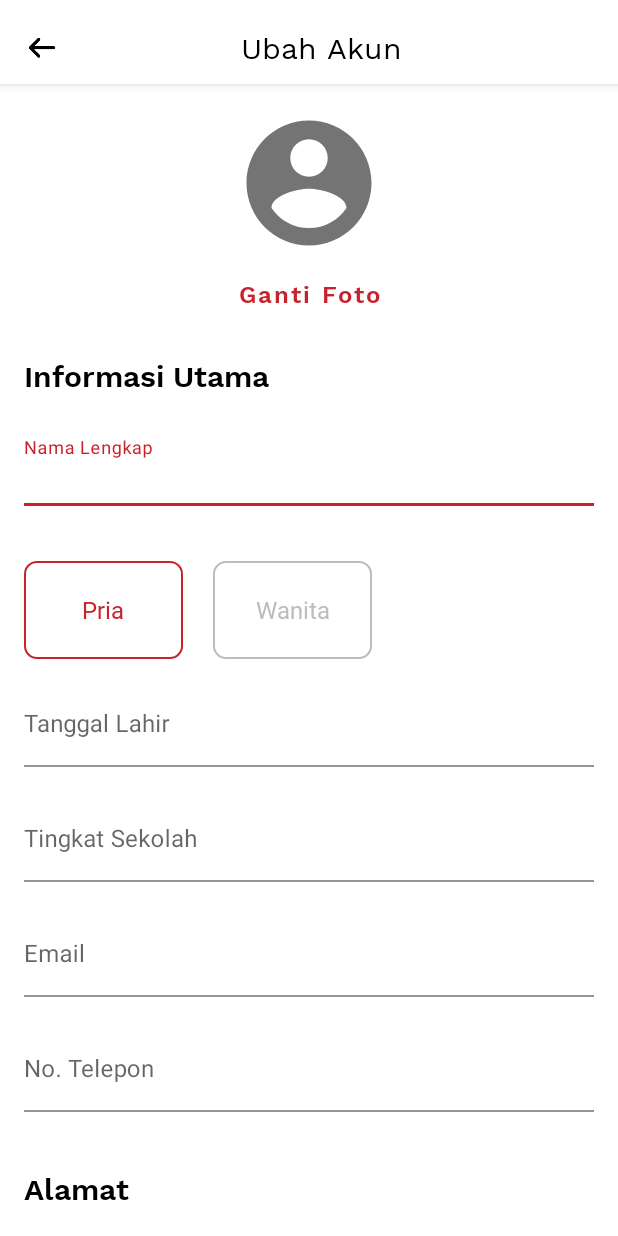
After one commit to feryp/KelasBangsaMurid, an Android app: the EditProfileActivity screen opened directly, with no data from a screen before it, on a phone screen of 412 x 824 dp. The commit adds this screen. Run offline under Robolectric (Android 15) with nearby library versions, the phone set to English and light mode, and no system bars; our stand-ins replace CircleImageView.

Commit message:
add ui ubah akun

```diff
--- a/app/src/main/AndroidManifest.xml
+++ b/app/src/main/AndroidManifest.xml
@@ -10,7 +10,8 @@
         android:roundIcon="@mipmap/ic_launcher_round"
         android:supportsRtl="true"
         android:theme="@style/AppTheme">
-        <activity android:name=".PersonalInfoActivity"></activity>
+        <activity android:name=".EditProfileActivity"></activity>
+        <activity android:name=".PersonalInfoActivity" />
         <activity
             android:name=".SignUpActivity"
             android:screenOrientation="locked" />
--- /dev/null
+++ b/app/src/main/java/com/kelasbangsa/murid/EditProfileActivity.kt
@@ -0,0 +1,54 @@
+package com.kelasbangsa.murid
+
+import android.graphics.Color
+import androidx.appcompat.app.AppCompatActivity
+import android.os.Bundle
+import android.view.View
+import android.widget.ImageButton
+import android.widget.RadioGroup
+import androidx.core.view.forEach
+import com.google.android.material.radiobutton.MaterialRadioButton
+
+class EditProfileActivity : AppCompatActivity() {
+
+    var rbPria : MaterialRadioButton? = null
+    var rbWanita : MaterialRadioButton? = null
+    var radioGroup : RadioGroup? = null
+    var btnBack : ImageButton? = null
+
+    override fun onCreate(savedInstanceState: Bundle?) {
+        super.onCreate(savedInstanceState)
+        setContentView(R.layout.activity_edit_profile)
+
+        //INIT VIEW
+        btnBack = findViewById(R.id.btn_back)
+        radioGroup = findViewById(R.id.radio_group)
+        rbPria = findViewById(R.id.rb_pria)
+        rbWanita = findViewById(R.id.rb_wanita)
+
+        //Set OnClick Listener
+        btnBack?.setOnClickListener {
+            finish()
+        }
+
+        radioGroup?.setOnCheckedChangeListener { radioGroup, i ->
+            findViewById<MaterialRadioButton>(i)?.apply {
+                updateRadioButtonStyle()
+            }
+        }
+    }
+
+    private fun updateRadioButtonStyle(){
+        radioGroup?.forEach {
+            (it as MaterialRadioButton).apply {
+                if (isChecked){
+                    setTextColor(Color.parseColor("#C8232C"))
+                } else{
+                    setTextColor(Color.parseColor("#BCBCBC"))
+                }
+            }
+        }
+    }
+
+
+}
--- a/app/src/main/java/com/kelasbangsa/murid/PersonalInfoActivity.kt
+++ b/app/src/main/java/com/kelasbangsa/murid/PersonalInfoActivity.kt
@@ -24,7 +24,8 @@ class PersonalInfoActivity : AppCompatActivity() {
         }
 
         btnEdit?.setOnClickListener {
-
+            val editProfile = Intent(this, EditProfileActivity::class.java)
+            startActivity(editProfile)
         }
     }
 }
--- /dev/null
+++ b/app/src/main/res/drawable/bg_radio_button_checked.xml
@@ -0,0 +1,7 @@
+<?xml version="1.0" encoding="utf-8"?>
+<shape xmlns:android="http://schemas.android.com/apk/res/android">
+    <solid android:color="@color/putih"/>
+    <stroke android:color="@color/merah_primary"
+        android:width="1.5dp"/>
+    <corners android:radius="8dp"/>
+</shape>
--- /dev/null
+++ b/app/src/main/res/drawable/bg_radio_button_selector.xml
@@ -0,0 +1,7 @@
+<?xml version="1.0" encoding="utf-8"?>
+<selector xmlns:android="http://schemas.android.com/apk/res/android">
+    <item android:drawable="@drawable/bg_radio_button_checked"
+        android:state_checked="true"/>
+    <item android:drawable="@drawable/bg_radio_button_unchecked"
+        android:state_checked="false"/>
+</selector>
--- /dev/null
+++ b/app/src/main/res/drawable/bg_radio_button_unchecked.xml
@@ -0,0 +1,8 @@
+<?xml version="1.0" encoding="utf-8"?>
+<shape xmlns:android="http://schemas.android.com/apk/res/android">
+    <solid android:color="@color/putih"/>
+    <stroke android:color="@color/abu_muda"
+        android:width="1dp"/>
+    <corners android:radius="8dp"/>
+
+</shape>
--- /dev/null
+++ b/app/src/main/res/layout/activity_edit_profile.xml
@@ -0,0 +1,392 @@
+<?xml version="1.0" encoding="utf-8"?>
+<LinearLayout
+    xmlns:android="http://schemas.android.com/apk/res/android"
+    xmlns:app="http://schemas.android.com/apk/res-auto"
+    xmlns:tools="http://schemas.android.com/tools"
+    android:layout_width="match_parent"
+    android:layout_height="match_parent"
+    android:orientation="vertical"
+    tools:context=".EditProfileActivity">
+
+    <com.google.android.material.appbar.AppBarLayout
+        android:id="@+id/app_bar_layout"
+        android:layout_width="match_parent"
+        android:layout_height="?attr/actionBarSize"
+        tools:ignore="MissingConstraints">
+
+        <androidx.appcompat.widget.Toolbar
+            android:id="@+id/toolbar"
+            android:layout_width="match_parent"
+            android:layout_height="wrap_content"
+            android:background="@color/putih"
+            tools:ignore="MissingConstraints">
+
+            <androidx.constraintlayout.widget.ConstraintLayout
+                android:layout_width="match_parent"
+                android:layout_height="64dp"
+                tools:ignore="MissingConstraints">
+
+                <ImageButton
+                    android:id="@+id/btn_back"
+                    android:layout_width="wrap_content"
+                    android:layout_height="wrap_content"
+                    android:contentDescription="@string/todo"
+                    android:src="@drawable/ic_back"
+                    android:background="#00000000"
+                    android:clickable="true"
+                    android:focusable="true"
+                    android:foreground="?android:attr/selectableItemBackground"
+                    app:layout_constraintBottom_toBottomOf="parent"
+                    app:layout_constraintTop_toTopOf="parent"
+                    tools:ignore="UnusedAttribute" />
+
+                <TextView
+                    android:layout_width="wrap_content"
+                    android:layout_height="wrap_content"
+                    android:fontFamily="@font/work_sans_regular"
+                    android:text="@string/appbar_ubah_akun"
+                    android:textColor="@color/hitam"
+                    android:textSize="20sp"
+                    app:layout_constraintBottom_toBottomOf="parent"
+                    app:layout_constraintEnd_toEndOf="parent"
+                    app:layout_constraintStart_toStartOf="@+id/btn_back"
+                    app:layout_constraintTop_toTopOf="parent" />
+
+
+            </androidx.constraintlayout.widget.ConstraintLayout>
+
+        </androidx.appcompat.widget.Toolbar>
+
+    </com.google.android.material.appbar.AppBarLayout>
+
+    <androidx.core.widget.NestedScrollView
+        android:layout_width="match_parent"
+        android:layout_height="match_parent">
+
+        <androidx.constraintlayout.widget.ConstraintLayout
+            android:layout_width="match_parent"
+            android:layout_height="match_parent">
+
+            <de.hdodenhof.circleimageview.CircleImageView
+                android:id="@+id/foto_profile_edit"
+                android:layout_width="wrap_content"
+                android:layout_height="wrap_content"
+                android:layout_marginTop="16dp"
+                android:background="@drawable/ic_placeholder_edit_profile"
+                app:layout_constraintEnd_toEndOf="parent"
+                app:layout_constraintStart_toStartOf="parent"
+                app:layout_constraintTop_toTopOf="parent"
+                android:contentDescription="@string/todo"
+                tools:ignore="MissingConstraints" />
+
+            <Button
+                android:id="@+id/btn_ganti_foto"
+                android:layout_width="wrap_content"
+                android:layout_height="wrap_content"
+                style="@style/Widget.MaterialComponents.Button.TextButton"
+                android:text="@string/btn_ganti_foto"
+                android:textAllCaps="false"
+                android:textSize="16sp"
+                android:fontFamily="@font/work_sans_semi_bold"
+                app:layout_constraintEnd_toEndOf="parent"
+                app:layout_constraintStart_toStartOf="parent"
+                app:layout_constraintTop_toBottomOf="@id/foto_profile_edit"
+                tools:ignore="MissingConstraints" />
+
+            <LinearLayout
+                android:id="@+id/container_form_info_utama"
+                android:layout_width="match_parent"
+                android:layout_height="wrap_content"
+                android:orientation="vertical"
+                android:paddingStart="16dp"
+                android:paddingEnd="16dp"
+                android:layout_marginTop="16dp"
+                app:layout_constraintTop_toBottomOf="@+id/btn_ganti_foto"
+                tools:ignore="MissingConstraints">
+
+                <TextView
+                    android:layout_width="wrap_content"
+                    android:layout_height="wrap_content"
+                    android:text="@string/title_informasi_utama"
+                    android:textSize="20sp"
+                    android:textColor="@color/hitam"
+                    android:fontFamily="@font/work_sans_semi_bold"/>
+
+                <com.google.android.material.textfield.TextInputLayout
+                    android:layout_width="match_parent"
+                    android:layout_height="wrap_content"
+                    android:layout_marginTop="16dp"
+                    style="@style/Widget.MaterialComponents.TextInputLayout.FilledBox"
+                    app:boxBackgroundColor="@android:color/transparent"
+                    app:errorEnabled="true">
+
+                    <com.google.android.material.textfield.TextInputEditText
+                        android:id="@+id/et_nama_lengkap_edit"
+                        android:layout_width="match_parent"
+                        android:layout_height="wrap_content"
+                        android:hint="@string/et_hint_nama_lengkap"
+                        android:imeOptions="actionDone"
+                        android:inputType="text"
+                        android:paddingStart="0dp"
+                        android:paddingEnd="0dp"/>
+
+                </com.google.android.material.textfield.TextInputLayout>
+
+
+                <RadioGroup
+                    android:id="@+id/radio_group"
+                    android:layout_width="match_parent"
+                    android:layout_height="wrap_content"
+                    android:layout_marginTop="16dp"
+                    android:layout_marginBottom="16dp"
+                    android:orientation="horizontal">
+
+                    <com.google.android.material.radiobutton.MaterialRadioButton
+                        android:id="@+id/rb_pria"
+                        android:layout_width="106dp"
+                        android:layout_height="65dp"
+                        android:checked="true"
+                        android:text="@string/rb_pria"
+                        android:textSize="16sp"
+                        android:fontFamily="@font/work_sans_medium"
+                        android:textColor="@color/merah_primary"
+                        android:gravity="center"
+                        android:button="@android:color/transparent"
+                        android:background="@drawable/bg_radio_button_selector" />
+
+                    <com.google.android.material.radiobutton.MaterialRadioButton
+                        android:id="@+id/rb_wanita"
+                        android:layout_width="106dp"
+                        android:layout_height="65dp"
+                        android:layout_marginStart="20dp"
+                        android:checked="false"
+                        android:text="@string/rb_wanita"
+                        android:textSize="16sp"
+                        android:fontFamily="@font/work_sans_medium"
+                        android:textColor="@color/abu_muda"
+                        android:gravity="center"
+                        android:button="@android:color/transparent"
+                        android:background="@drawable/bg_radio_button_selector" />
+
+                </RadioGroup>
+
+                <com.google.android.material.textfield.TextInputLayout
+                    android:layout_width="match_parent"
+                    android:layout_height="wrap_content"
+                    style="@style/Widget.MaterialComponents.TextInputLayout.FilledBox"
+                    app:boxBackgroundColor="@android:color/transparent"
+                    app:errorEnabled="true">
+
+                    <com.google.android.material.textfield.TextInputEditText
+                        android:id="@+id/et_tgl_lahir_edit"
+                        android:layout_width="match_parent"
+                        android:layout_height="wrap_content"
+                        android:hint="@string/et_hint_tanggal_lahir"
+                        android:imeOptions="actionDone"
+                        android:inputType="text"
+                        android:paddingStart="0dp"
+                        android:paddingEnd="0dp"/>
+
+                </com.google.android.material.textfield.TextInputLayout>
+
+                <com.google.android.material.textfield.TextInputLayout
+                    android:layout_width="match_parent"
+                    android:layout_height="wrap_content"
+                    style="@style/Widget.MaterialComponents.TextInputLayout.FilledBox"
+                    app:boxBackgroundColor="@android:color/transparent"
+                    app:errorEnabled="true">
+
+                    <com.google.android.material.textfield.TextInputEditText
+                        android:id="@+id/et_tingkat_sekolah_edit"
+                        android:layout_width="match_parent"
+                        android:layout_height="wrap_content"
+                        android:hint="@string/et_hint_tingkat_sekolah"
+                        android:imeOptions="actionDone"
+                        android:inputType="text"
+                        android:paddingStart="0dp"
+                        android:paddingEnd="0dp"/>
+
+                </com.google.android.material.textfield.TextInputLayout>
+
+                <com.google.android.material.textfield.TextInputLayout
+                    android:layout_width="match_parent"
+                    android:layout_height="wrap_content"
+                    style="@style/Widget.MaterialComponents.TextInputLayout.FilledBox"
+                    app:boxBackgroundColor="@android:color/transparent"
+                    app:errorEnabled="true">
+
+                    <com.google.android.material.textfield.TextInputEditText
+                        android:id="@+id/et_email_edit"
+                        android:layout_width="match_parent"
+                        android:layout_height="wrap_content"
+                        android:hint="@string/et_hint_email"
+                        android:imeOptions="actionDone"
+                        android:inputType="textEmailAddress"
+                        android:paddingStart="0dp"
+                        android:paddingEnd="0dp"/>
+
+                </com.google.android.material.textfield.TextInputLayout>
+
+                <com.google.android.material.textfield.TextInputLayout
+                    android:layout_width="match_parent"
+                    android:layout_height="wrap_content"
+                    style="@style/Widget.MaterialComponents.TextInputLayout.FilledBox"
+                    app:boxBackgroundColor="@android:color/transparent"
+                    app:errorEnabled="true">
+
+                    <com.google.android.material.textfield.TextInputEditText
+                        android:id="@+id/et_no_telepon_edit"
+                        android:layout_width="match_parent"
+                        android:layout_height="wrap_content"
+                        android:hint="@string/et_hint_no_telepon"
+                        android:imeOptions="actionDone"
+                        android:inputType="number"
+                        android:paddingStart="0dp"
+                        android:paddingEnd="0dp"/>
+
+                </com.google.android.material.textfield.TextInputLayout>
+
+            </LinearLayout>
+
+            <LinearLayout
+                android:id="@+id/container_form_alamat"
+                android:layout_width="match_parent"
+                android:layout_height="wrap_content"
+                android:orientation="vertical"
+                android:paddingStart="16dp"
+                android:paddingEnd="16dp"
+                android:layout_marginTop="16dp"
+                app:layout_constraintTop_toBottomOf="@+id/container_form_info_utama"
+                tools:ignore="MissingConstraints">
+
+                <TextView
+                    android:layout_width="wrap_content"
+                    android:layout_height="wrap_content"
+                    android:text="@string/et_hint_alamat"
+                    android:textSize="20sp"
+                    android:textColor="@color/hitam"
+                    android:fontFamily="@font/work_sans_semi_bold"/>
+
+                <com.google.android.material.textfield.TextInputLayout
+                    android:layout_width="match_parent"
+                    android:layout_height="wrap_content"
+                    android:layout_marginTop="16dp"
+                    style="@style/Widget.MaterialComponents.TextInputLayout.FilledBox"
+                    app:boxBackgroundColor="@android:color/transparent"
+                    app:errorEnabled="true">
+
+                    <com.google.android.material.textfield.TextInputEditText
+                        android:id="@+id/et_alamat_provinsi_edit"
+                        android:layout_width="match_parent"
+                        android:layout_height="wrap_content"
+                        android:hint="@string/et_hint_provinsi"
+                        android:imeOptions="actionDone"
+                        android:inputType="text"
+                        android:paddingStart="0dp"
+                        android:paddingEnd="0dp"/>
+
+                </com.google.android.material.textfield.TextInputLayout>
+
+                <com.google.android.material.textfield.TextInputLayout
+                    android:layout_width="match_parent"
+                    android:layout_height="wrap_content"
+                    style="@style/Widget.MaterialComponents.TextInputLayout.FilledBox"
+                    app:boxBackgroundColor="@android:color/transparent"
+                    app:errorEnabled="true">
+
+                    <com.google.android.material.textfield.TextInputEditText
+                        android:id="@+id/et_alamat_kota_kabupaten_edit"
+                        android:layout_width="match_parent"
+                        android:layout_height="wrap_content"
+                        android:hint="@string/et_hint_kota_kabupaten"
+                        android:imeOptions="actionDone"
+                        android:inputType="text"
+                        android:paddingStart="0dp"
+                        android:paddingEnd="0dp"/>
+
+                </com.google.android.material.textfield.TextInputLayout>
+
+                <com.google.android.material.textfield.TextInputLayout
+                    android:layout_width="match_parent"
+                    android:layout_height="wrap_content"
+                    style="@style/Widget.MaterialComponents.TextInputLayout.FilledBox"
+                    app:boxBackgroundColor="@android:color/transparent"
+                    app:errorEnabled="true">
+
+                    <com.google.android.material.textfield.TextInputEditText
+                        android:id="@+id/et_alamat_kecamatan_edit"
+                        android:layout_width="match_parent"
+                        android:layout_height="wrap_content"
+                        android:hint="@string/et_hint_kecamatan"
+                        android:imeOptions="actionDone"
+                        android:inputType="text"
+                        android:paddingStart="0dp"
+                        android:paddingEnd="0dp"/>
+
+                </com.google.android.material.textfield.TextInputLayout>
+
+                <com.google.android.material.textfield.TextInputLayout
+                    android:layout_width="match_parent"
+                    android:layout_height="wrap_content"
+                    style="@style/Widget.MaterialComponents.TextInputLayout.FilledBox"
+                    app:boxBackgroundColor="@android:color/transparent"
+                    app:errorEnabled="true">
+
+                    <com.google.android.material.textfield.TextInputEditText
+                        android:id="@+id/et_alamat_detail_edit"
+                        android:layout_width="match_parent"
+                        android:layout_height="wrap_content"
+                        android:hint="@string/et_hint_detail_alamat"
+                        android:imeOptions="actionDone"
+                        android:inputType="textMultiLine"
+                        android:scrollbars="vertical"
+                        android:paddingStart="0dp"
+                        android:paddingEnd="0dp"/>
+
+                </com.google.android.material.textfield.TextInputLayout>
+
+                <com.google.android.material.textfield.TextInputLayout
+                    android:layout_width="match_parent"
+                    android:layout_height="wrap_content"
+                    style="@style/Widget.MaterialComponents.TextInputLayout.FilledBox"
+                    app:boxBackgroundColor="@android:color/transparent"
+                    app:errorEnabled="true">
+
+                    <com.google.android.material.textfield.TextInputEditText
+                        android:id="@+id/et_alamat_kode_pos_edit"
+                        android:layout_width="match_parent"
+                        android:layout_height="wrap_content"
+                        android:hint="@string/et_hint_kode_pos"
+                        android:imeOptions="actionDone"
+                        android:inputType="number"
+                        android:paddingStart="0dp"
+                        android:paddingEnd="0dp"/>
+
+                </com.google.android.material.textfield.TextInputLayout>
+
+            </LinearLayout>
+
+            <LinearLayout
+                android:layout_width="match_parent"
+                android:layout_height="wrap_content"
+                android:padding="16dp"
+                app:layout_constraintTop_toBottomOf="@+id/container_form_alamat">
+
+                <Button
+                    android:id="@+id/btn_simpan_akun"
+                    android:layout_width="match_parent"
+                    android:layout_height="56dp"
+                    android:text="@string/btn_simpan"
+                    android:textAllCaps="false"
+                    android:textSize="16sp"
+                    android:fontFamily="@font/work_sans_semi_bold" />
+
+            </LinearLayout>
+
+
+
+        </androidx.constraintlayout.widget.ConstraintLayout>
+
+    </androidx.core.widget.NestedScrollView>
+
+</LinearLayout>
--- a/app/src/main/res/values/strings.xml
+++ b/app/src/main/res/values/strings.xml
@@ -65,5 +65,24 @@
     <string name="subtitle_email">Email</string>
     <string name="subtitle_no_telepon">No. Telepon</string>
 
+    <!--  edit profile screen-->
+    <string name="title_informasi_utama">Informasi Utama</string>
+    <string name="et_hint_nama_lengkap">Nama Lengkap</string>
+    <string name="rb_pria">Pria</string>
+    <string name="rb_wanita">Wanita</string>
+    <string name="et_hint_tanggal_lahir">Tanggal Lahir</string>
+    <string name="et_hint_tingkat_sekolah">Tingkat Sekolah</string>
+    <string name="et_hint_email">Email</string>
+    <string name="et_hint_no_telepon">No. Telepon</string>
+    <string name="et_hint_alamat">Alamat</string>
+    <string name="et_hint_provinsi">Provinsi</string>
+    <string name="et_hint_kota_kabupaten">Kota/Kabupaten</string>
+    <string name="et_hint_kecamatan">Kecamatan</string>
+    <string name="et_hint_detail_alamat">Detail Alamat</string>
+    <string name="et_hint_kode_pos">Kode Pos</string>
+    <string name="btn_simpan">Simpan</string>
+    <string name="btn_ganti_foto">Ganti Foto</string>
+    <string name="appbar_ubah_akun">Ubah Akun</string>
+
 
 </resources>
```
